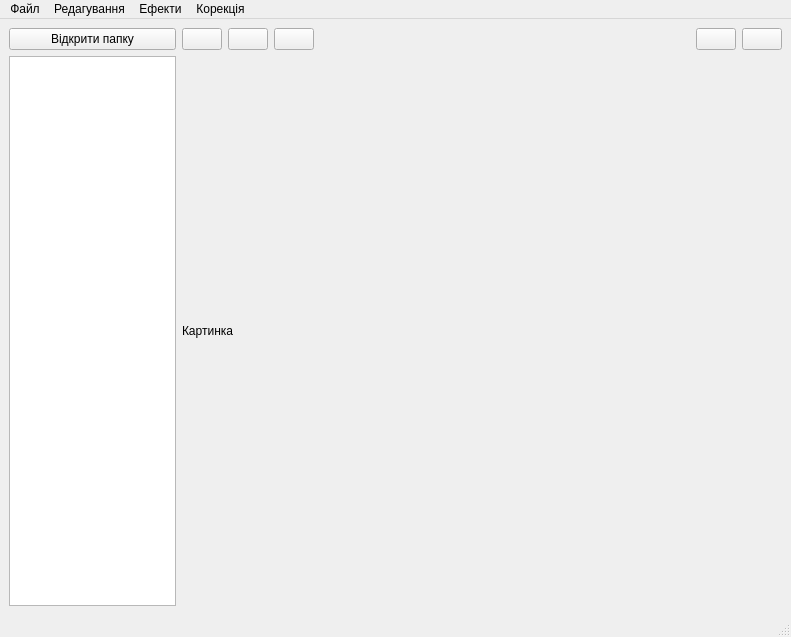
First picture: the form in window.ui, repository RobotKava345/Image_editor, before the edit.
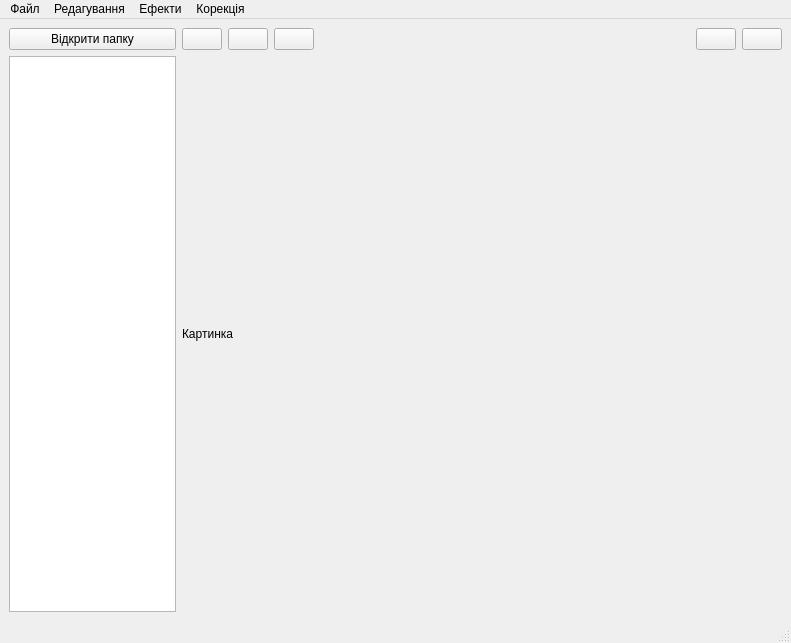
Second picture: the form after the edit. Icons and pictures are not drawn.

Commit message: не відкриття папок і файлів

Diff of the .ui file:
```diff
--- a/window.ui
+++ b/window.ui
@@ -7,7 +7,7 @@
     <x>0</x>
     <y>0</y>
     <width>791</width>
-    <height>617</height>
+    <height>643</height>
    </rect>
   </property>
   <property name="windowTitle">
```
Left out of the diff: 78 changed lines with no effect on the pictures. The commit also changes 2 other files.
